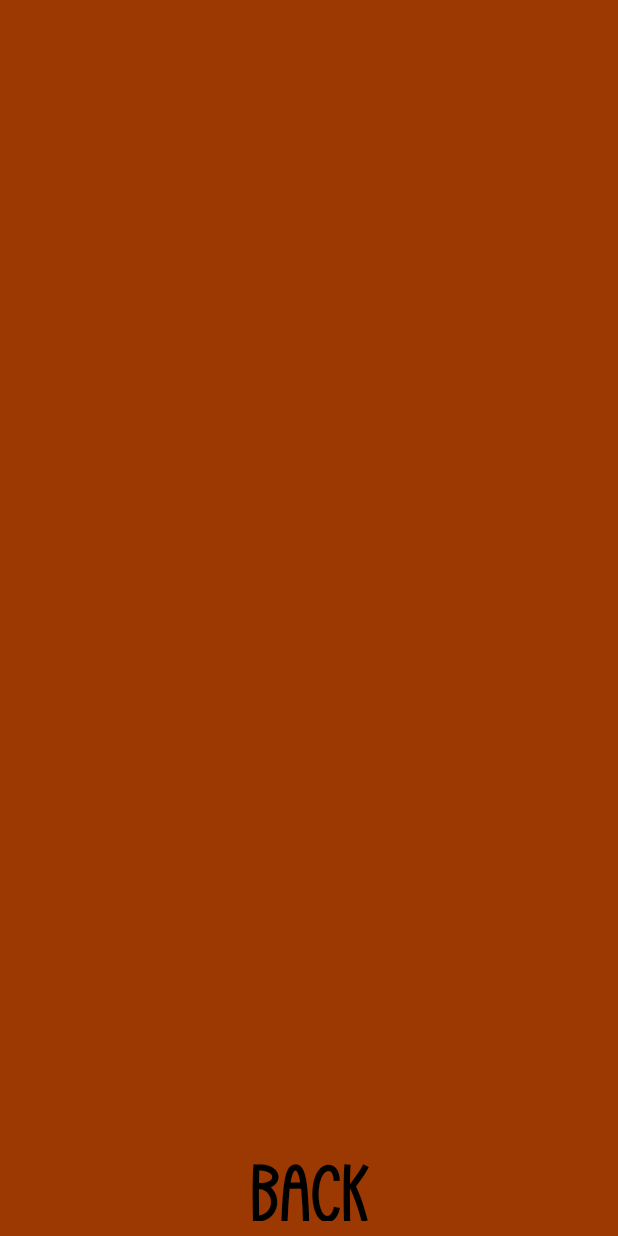
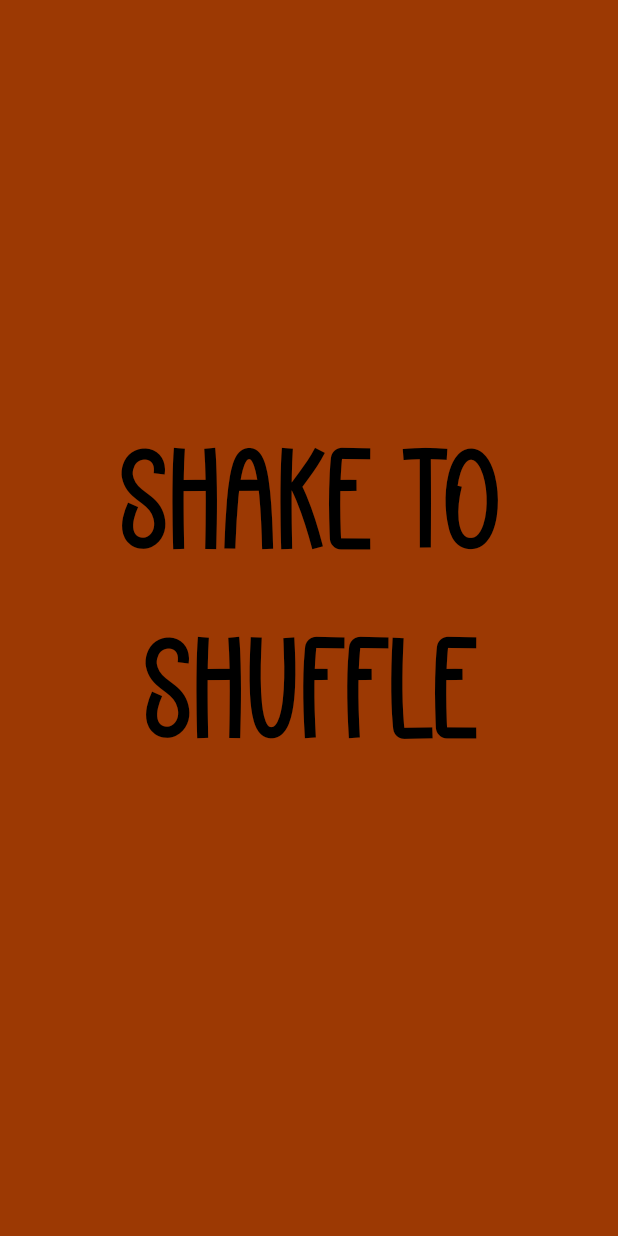
Before and after one commit to ilairan/prize, an Android app: the Main_menu screen opened directly, with no data from a screen before it, after a tap on "START", on a phone screen of 412 x 824 dp. Run offline under Robolectric (Android 15) with nearby library versions, the phone set to English and light mode, and no system bars.

Commit message:
fragment add

```diff
--- a/app/build.gradle.kts
+++ b/app/build.gradle.kts
@@ -32,6 +32,7 @@ android {
 }
 
 dependencies {
+    implementation("androidx.activity:activity:1.9.3")
     val fragment_version = "1.6.1"
     implementation("androidx.appcompat:appcompat:1.6.1")
     implementation("com.google.android.material:material:1.9.0")
--- a/app/src/main/AndroidManifest.xml
+++ b/app/src/main/AndroidManifest.xml
@@ -12,6 +12,9 @@
         android:supportsRtl="true"
         android:theme="@style/Theme.Prize"
         tools:targetApi="31">
+        <activity
+            android:name=".ShakeDeck"
+            android:exported="false" />
         <activity
             android:name=".Main_menu"
             android:exported="false"
--- a/app/src/main/java/com/example/prize/LossFragment.java
+++ b/app/src/main/java/com/example/prize/LossFragment.java
@@ -47,7 +47,7 @@ public class LossFragment extends Fragment {
         playAgainButton.setOnClickListener(new View.OnClickListener() {
             @Override
             public void onClick(View v) {
-                FirstFragment fragment = new FirstFragment();
+                ShakeToMixFragment fragment = new ShakeToMixFragment();
                 FragmentManager fragmentManager = getParentFragmentManager();
                 if (fragmentManager != null) {
                     FragmentTransaction fragmentTransaction = fragmentManager.beginTransaction();
--- a/app/src/main/java/com/example/prize/Main_menu.java
+++ b/app/src/main/java/com/example/prize/Main_menu.java
@@ -46,7 +46,7 @@ public class Main_menu extends AppCompatActivity {
         button3.setOnClickListener(new View.OnClickListener() {
             @Override
             public void onClick(View v) {
-                loadFragment(new SecondFragment());
+                loadFragment(new ShakeToMixFragment());
                 toggleVisibility(false);
             }
         });
--- /dev/null
+++ b/app/src/main/java/com/example/prize/ShakeToMixFragment.java
@@ -0,0 +1,112 @@
+package com.example.prize;
+
+import android.animation.ValueAnimator;
+import android.content.Context;
+import android.hardware.Sensor;
+import android.hardware.SensorEvent;
+import android.hardware.SensorEventListener;
+import android.hardware.SensorManager;
+import android.os.Bundle;
+import android.os.Handler;
+import android.view.LayoutInflater;
+import android.view.View;
+import android.view.ViewGroup;
+import android.widget.TextView;
+
+import androidx.annotation.NonNull;
+import androidx.annotation.Nullable;
+import androidx.fragment.app.Fragment;
+
+public class ShakeToMixFragment extends Fragment {
+
+    private static final double SHAKE_THRESHOLD = 10.0;
+    private static final int SHAKE_DURATION = 1000; // 2 seconds
+    private SensorManager sensorManager;
+    private Sensor accelerometer;
+    private SensorEventListener sensorEventListener;
+    private Handler handler;
+    private boolean isShaking;
+    private TextView shakeMessage;
+
+    @Nullable
+    @Override
+    public View onCreateView(@NonNull LayoutInflater inflater, @Nullable ViewGroup container, @Nullable Bundle savedInstanceState) {
+        return inflater.inflate(R.layout.fragment_shake_to_mix, container, false);
+    }
+
+    @Override
+    public void onViewCreated(@NonNull View view, @Nullable Bundle savedInstanceState) {
+        super.onViewCreated(view, savedInstanceState);
+
+        shakeMessage = view.findViewById(R.id.shake_message);
+        shakeMessage.setText("SHAKE TO SHUFFLE");
+
+        // Animate the text size
+        animateTextSize();
+
+        sensorManager = (SensorManager) getActivity().getSystemService(Context.SENSOR_SERVICE);
+        accelerometer = sensorManager.getDefaultSensor(Sensor.TYPE_ACCELEROMETER);
+        handler = new Handler();
+        isShaking = false;
+
+        sensorEventListener = new SensorEventListener() {
+            @Override
+            public void onSensorChanged(SensorEvent event) {
+                float x = event.values[0];
+                float y = event.values[1];
+                float z = event.values[2];
+
+                double acceleration = Math.sqrt(x * x + y * y + z * z);
+                if (acceleration > SHAKE_THRESHOLD) {
+                    if (!isShaking) {
+                        isShaking = true;
+                        handler.postDelayed(checkShakeRunnable, SHAKE_DURATION);
+                    }
+                } else {
+                    isShaking = false;
+                    handler.removeCallbacks(checkShakeRunnable);
+                }
+            }
+
+            @Override
+            public void onAccuracyChanged(Sensor sensor, int accuracy) {
+                // Not needed for this example
+            }
+        };
+
+        sensorManager.registerListener(sensorEventListener, accelerometer, SensorManager.SENSOR_DELAY_NORMAL);
+    }
+
+    private void animateTextSize() {
+        ValueAnimator animator = ValueAnimator.ofFloat(140f, 180f);
+        animator.setDuration(1000); // 1 second duration for each cycle
+        animator.setRepeatMode(ValueAnimator.REVERSE);
+        animator.setRepeatCount(ValueAnimator.INFINITE);
+        animator.addUpdateListener(new ValueAnimator.AnimatorUpdateListener() {
+            @Override
+            public void onAnimationUpdate(ValueAnimator animation) {
+                float animatedValue = (float) animation.getAnimatedValue();
+                shakeMessage.setTextSize(animatedValue);
+            }
+        });
+        animator.start();
+    }
+
+    private final Runnable checkShakeRunnable = new Runnable() {
+        @Override
+        public void run() {
+            if (isShaking) {
+                getActivity().getSupportFragmentManager().beginTransaction()
+                        .replace(R.id.frameLayout, new FirstFragment())
+                        .commit();
+            }
+        }
+    };
+
+    @Override
+    public void onPause() {
+        super.onPause();
+        sensorManager.unregisterListener(sensorEventListener);
+        handler.removeCallbacks(checkShakeRunnable);
+    }
+}
--- a/app/src/main/java/com/example/prize/TieFragment.java
+++ b/app/src/main/java/com/example/prize/TieFragment.java
@@ -46,7 +46,7 @@ public class TieFragment extends Fragment {
         playAgainButton.setOnClickListener(new View.OnClickListener() {
             @Override
             public void onClick(View v) {
-                FirstFragment fragment = new FirstFragment();
+                ShakeToMixFragment fragment = new ShakeToMixFragment();
                 FragmentManager fragmentManager = getParentFragmentManager();
                 if (fragmentManager != null) {
                     FragmentTransaction fragmentTransaction = fragmentManager.beginTransaction();
--- a/app/src/main/java/com/example/prize/winFragment.java
+++ b/app/src/main/java/com/example/prize/winFragment.java
@@ -46,7 +46,7 @@ public class winFragment extends Fragment {
         playAgainButton.setOnClickListener(new View.OnClickListener() {
             @Override
             public void onClick(View v) {
-                FirstFragment fragment = new FirstFragment();
+                ShakeToMixFragment fragment = new ShakeToMixFragment();
                 FragmentManager fragmentManager = getParentFragmentManager();
                 if (fragmentManager != null) {
                     FragmentTransaction fragmentTransaction = fragmentManager.beginTransaction();
--- a/app/src/main/res/layout/fragment_loss.xml
+++ b/app/src/main/res/layout/fragment_loss.xml
@@ -36,7 +36,7 @@
             android:layout_height="wrap_content"
             android:layout_gravity="center_horizontal"
             android:text="You lose"
-            android:textSize="200dp"
+            android:textSize="180dp"
             android:textStyle="bold"
             android:textColor="#000000"
             android:fontFamily="@font/font1"
--- /dev/null
+++ b/app/src/main/res/layout/fragment_shake_to_mix.xml
@@ -0,0 +1,19 @@
+<?xml version="1.0" encoding="utf-8"?>
+<LinearLayout xmlns:android="http://schemas.android.com/apk/res/android"
+    android:layout_width="match_parent"
+    android:layout_height="match_parent"
+    android:gravity="center"
+    android:orientation="vertical">
+
+    <TextView
+        android:id="@+id/shake_message"
+        android:layout_width="wrap_content"
+        android:layout_height="wrap_content"
+        android:text="shake to shuffle"
+        android:textSize="160dp"
+        android:textAlignment="center"
+        android:fontFamily="@font/font1"
+        android:textColor="#000000"
+        android:layout_marginBottom="180dp"
+        />
+</LinearLayout>
```
Lines whose indentation alone changed are shown as unchanged.
